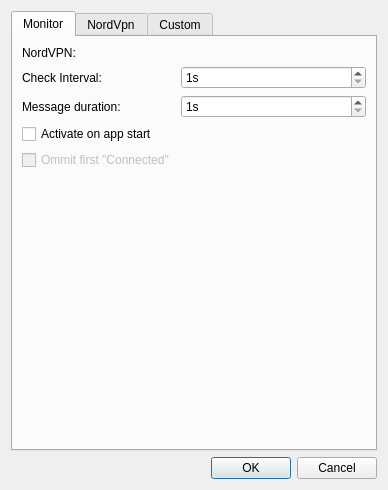
sendevent/yangl, file app/settings/settingsdialog.ui: the form before one commit.
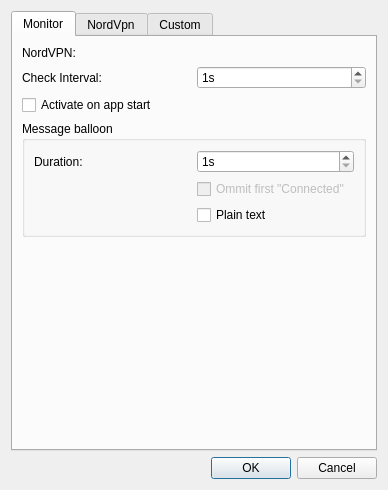
The form after the commit. Custom widgets are drawn as their Qt base class.

Commit message: Added option for tray icon message/tooltip to be in plain text

```diff
--- a/app/settings/settingsdialog.ui
+++ b/app/settings/settingsdialog.ui
@@ -27,7 +27,9 @@
       <attribute name="title">
        <string>Monitor</string>
       </attribute>
-      <layout class="QFormLayout" name="formLayout">
+      <layout class="QVBoxLayout" name="verticalLayout">
+       <item>
+        <layout class="QGridLayout" name="gridLayout_3">
        <item row="0" column="0">
         <widget class="QLabel" name="label">
          <property name="text">
@@ -58,14 +60,32 @@
          </property>
         </widget>
        </item>
-       <item row="2" column="0">
+        </layout>
+       </item>
+       <item>
+        <widget class="QCheckBox" name="checkBoxAutoActive">
+         <property name="text">
+          <string>Activate on app start</string>
+         </property>
+        </widget>
+       </item>
+       <item>
+        <widget class="QGroupBox" name="groupBox">
+         <property name="title">
+          <string>Message balloon</string>
+         </property>
+         <property name="flat">
+          <bool>true</bool>
+         </property>
+         <layout class="QGridLayout" name="gridLayout">
+          <item row="0" column="0">
         <widget class="QLabel" name="label_3">
          <property name="text">
-          <string>Message duration:</string>
+             <string>Duration:</string>
          </property>
         </widget>
        </item>
-       <item row="2" column="1">
+          <item row="0" column="1">
         <widget class="QSpinBox" name="spinBoxMsgDuration">
          <property name="suffix">
           <string>s</string>
@@ -78,7 +98,27 @@
          </property>
         </widget>
        </item>
-       <item row="5" column="1">
+          <item row="1" column="1">
+           <widget class="QCheckBox" name="cbIgnoreFirstConnected">
+            <property name="enabled">
+             <bool>false</bool>
+            </property>
+            <property name="text">
+             <string>Ommit first &quot;Connected&quot;</string>
+            </property>
+           </widget>
+          </item>
+          <item row="2" column="1">
+           <widget class="QCheckBox" name="checkBoxMessagePlainText">
+            <property name="text">
+             <string>Plain text</string>
+            </property>
+           </widget>
+          </item>
+         </layout>
+        </widget>
+       </item>
+       <item>
         <spacer name="verticalSpacer">
          <property name="orientation">
           <enum>Qt::Vertical</enum>
@@ -91,23 +131,6 @@
          </property>
         </spacer>
        </item>
-       <item row="4" column="0">
-        <widget class="QCheckBox" name="cbIgnoreFirstConnected">
-         <property name="enabled">
-          <bool>false</bool>
-         </property>
-         <property name="text">
-          <string>Ommit first &quot;Connected&quot;</string>
-         </property>
-        </widget>
-       </item>
-       <item row="3" column="0">
-        <widget class="QCheckBox" name="checkBoxAutoActive">
-         <property name="text">
-          <string>Activate on app start</string>
-         </property>
-        </widget>
-       </item>
       </layout>
      </widget>
      <widget class="ActionsTab" name="tabNordVpn">
```
Lines whose indentation alone changed are shown as unchanged. The commit also changes 4 other files.
